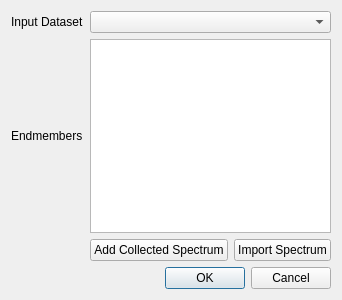
Before: the Qt Designer form src/wiser/gui/ui_files/linear_unmixing_dialog.ui in Ehlmann-research-group/WISER, drawn with Qt 5.
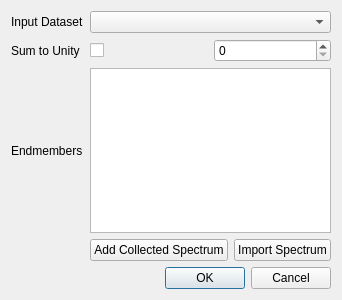
After: the same form once the commit is applied.

Commit message: feat: Adding sum to unity constraint to front end

```diff
--- a/src/wiser/gui/ui_files/linear_unmixing_dialog.ui
+++ b/src/wiser/gui/ui_files/linear_unmixing_dialog.ui
@@ -15,36 +15,6 @@
   </property>
   <layout class="QGridLayout" name="gridLayout" columnstretch="0,0">
    <item row="3" column="1">
-    <widget class="QDialogButtonBox" name="buttonBox">
-     <property name="orientation">
-      <enum>Qt::Horizontal</enum>
-     </property>
-     <property name="standardButtons">
-      <set>QDialogButtonBox::Cancel|QDialogButtonBox::Ok</set>
-     </property>
-    </widget>
-   </item>
-   <item row="0" column="0">
-    <widget class="QLabel" name="lbl_input_ds">
-     <property name="text">
-      <string>Input Dataset</string>
-     </property>
-    </widget>
-   </item>
-   <item row="0" column="1">
-    <widget class="QComboBox" name="cbox_input_ds"/>
-   </item>
-   <item row="1" column="1">
-    <widget class="QTableWidget" name="tbl_wdgt_endmembers"/>
-   </item>
-   <item row="1" column="0">
-    <widget class="QLabel" name="lbl_end_members">
-     <property name="text">
-      <string>Endmembers</string>
-     </property>
-    </widget>
-   </item>
-   <item row="2" column="1">
     <layout class="QHBoxLayout" name="hlayout_add_spec">
      <item>
       <widget class="QPushButton" name="btn_add_collected_spec">
@@ -75,6 +45,57 @@
      </item>
     </layout>
    </item>
+   <item row="0" column="1">
+    <widget class="QComboBox" name="cbox_input_ds"/>
+   </item>
+   <item row="1" column="0">
+    <widget class="QLabel" name="lbl_sum_unity">
+     <property name="text">
+      <string>Sum to Unity</string>
+     </property>
+    </widget>
+   </item>
+   <item row="1" column="1">
+    <layout class="QHBoxLayout" name="horizontalLayout">
+     <item>
+      <widget class="QCheckBox" name="checkbox_sum_unity">
+       <property name="text">
+        <string/>
+       </property>
+      </widget>
+     </item>
+     <item>
+      <widget class="QSpinBox" name="sbox_sum_unity"/>
+     </item>
+    </layout>
+   </item>
+   <item row="4" column="1">
+    <widget class="QDialogButtonBox" name="buttonBox">
+     <property name="orientation">
+      <enum>Qt::Horizontal</enum>
+     </property>
+     <property name="standardButtons">
+      <set>QDialogButtonBox::Cancel|QDialogButtonBox::Ok</set>
+     </property>
+    </widget>
+   </item>
+   <item row="0" column="0">
+    <widget class="QLabel" name="lbl_input_ds">
+     <property name="text">
+      <string>Input Dataset</string>
+     </property>
+    </widget>
+   </item>
+   <item row="2" column="0">
+    <widget class="QLabel" name="lbl_end_members">
+     <property name="text">
+      <string>Endmembers</string>
+     </property>
+    </widget>
+   </item>
+   <item row="2" column="1">
+    <widget class="QTableWidget" name="tbl_wdgt_endmembers"/>
+   </item>
   </layout>
  </widget>
  <resources/>
```
The commit also changes 1 other file.
